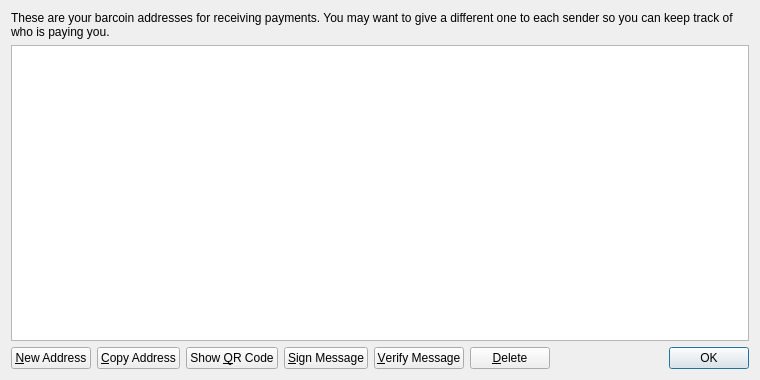
Before: the Qt Designer form src/qt/forms/addressbookpage.ui in Boldcoin/Boldcoin, drawn with Qt 5.
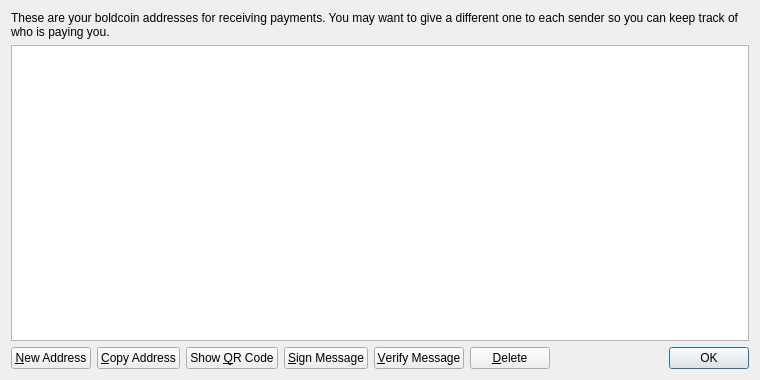
After: the same form once the commit is applied. Icons and pictures are not drawn.

```diff
--- a/src/qt/forms/addressbookpage.ui
+++ b/src/qt/forms/addressbookpage.ui
@@ -17,7 +17,7 @@
    <item>
     <widget class="QLabel" name="labelExplanation">
      <property name="text">
-      <string>These are your barcoin addresses for receiving payments. You may want to give a different one to each sender so you can keep track of who is paying you.</string>
+      <string>These are your boldcoin addresses for receiving payments. You may want to give a different one to each sender so you can keep track of who is paying you.</string>
      </property>
      <property name="textFormat">
       <enum>Qt::PlainText</enum>
```
